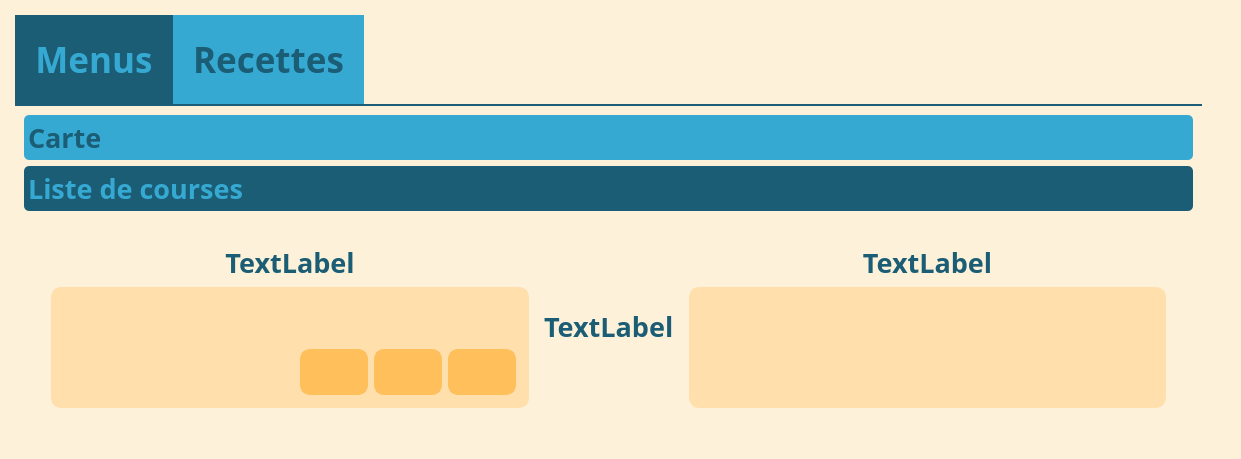
juvarlet/a_table, file UI/Main_Window.ui: the form before one commit.
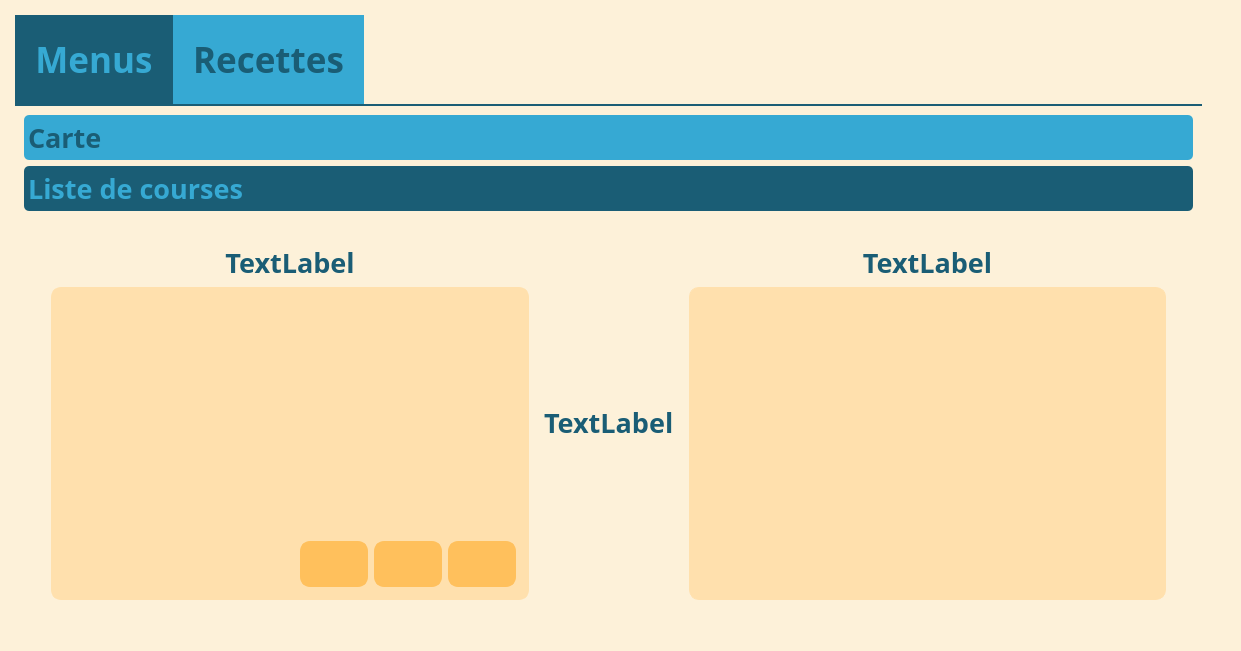
The form after the commit. The open tabs and pages were chosen to show the change. Icons and pictures are not drawn.

What changed in the file:
```diff
--- a/UI/Main_Window.ui
+++ b/UI/Main_Window.ui
@@ -10,7 +10,7 @@
     <x>0</x>
     <y>0</y>
     <width>1206</width>
-    <height>444</height>
+    <height>651</height>
    </rect>
   </property>
   <property name="windowTitle">
@@ -1135,8 +1135,8 @@
                <rect>
                 <x>0</x>
                 <y>0</y>
-                <width>1132</width>
-                <height>228</height>
+                <width>407</width>
+                <height>177</height>
                </rect>
               </property>
               <attribute name="label">
```
Left out of the diff: 2 changed lines with no effect on the pictures.
